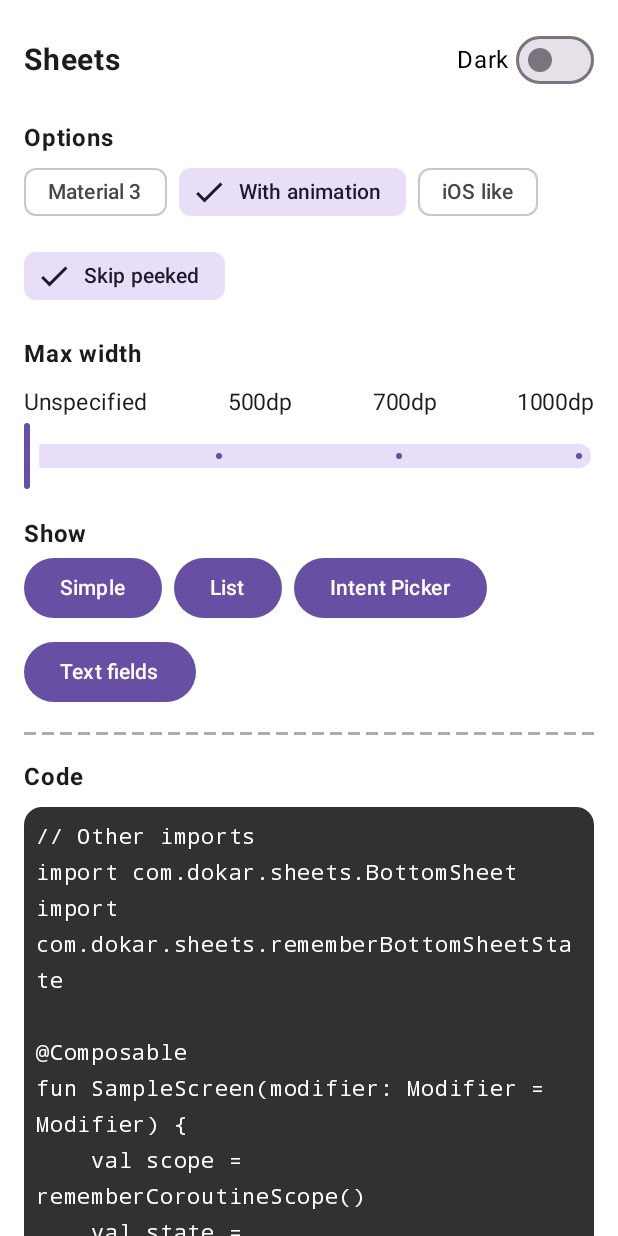
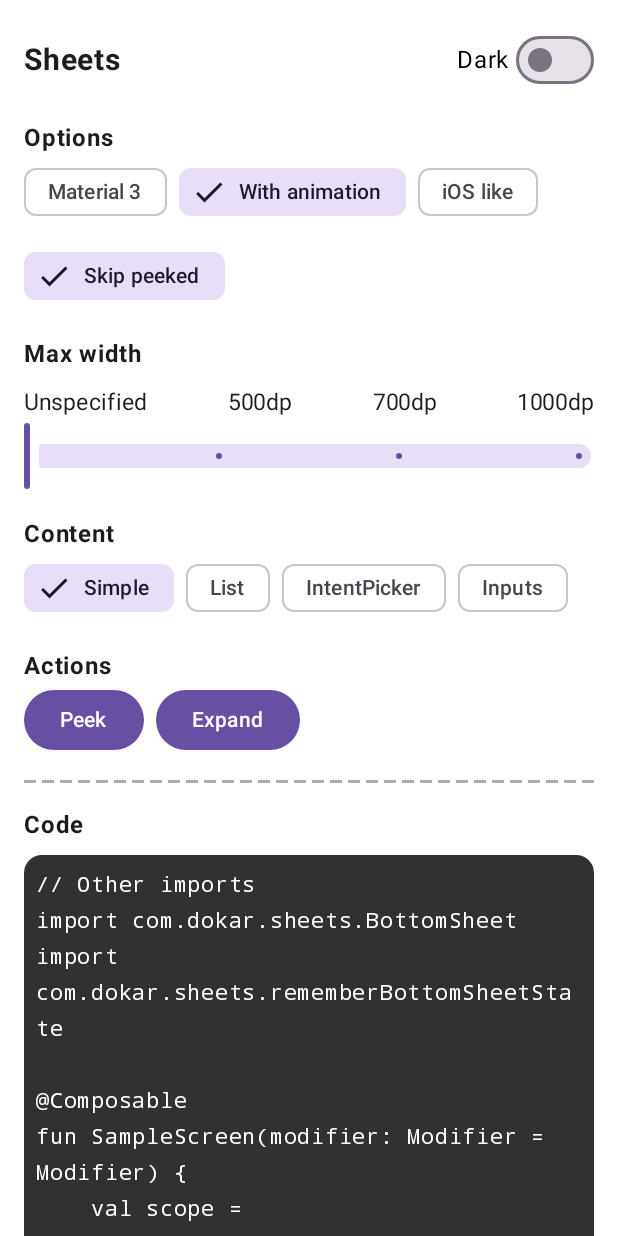
Before and after one commit to dokar3/sheets, an Android app built with Jetpack Compose: the screen it shows after launch (MainActivity), on a phone screen of 412 x 824 dp. Run offline under Robolectric (Android 15) with nearby library versions, the phone set to English and light mode, and no system bars.

Commit message:
Improve sample

```diff
--- a/sample/src/commonMain/kotlin/com/dokar/sheets/sample/SampleScreen.kt
+++ b/sample/src/commonMain/kotlin/com/dokar/sheets/sample/SampleScreen.kt
@@ -98,11 +98,6 @@ internal fun SampleScreen(
 
     val topInset = with(density) { WindowInsets.statusBars.getTop(this).toDp() }
 
-    fun showType(type: SheetContentType) {
-        contentType = type
-        scope.launch { state.expand(animate = withAnimation) }
-    }
-
     Material3Surface(
         isDarkTheme = isDarkTheme,
         backgroundColor = Color.Black,
@@ -196,26 +191,34 @@ internal fun SampleScreen(
 
                 Spacer(Modifier.height(16.dp))
 
-                Text(text = "Show", fontWeight = FontWeight.Bold)
+                Text(text = "Content", fontWeight = FontWeight.Bold)
 
                 FlowRow(
                     horizontalArrangement = Arrangement.spacedBy(8.dp),
                     verticalArrangement = Arrangement.spacedBy(8.dp),
                 ) {
-                    Button(onClick = { showType(SheetContentType.Simple) }) {
-                        Text("Simple")
+                    for (type in SheetContentType.entries) {
+                        SheetOptionChip(
+                            selected = type == contentType,
+                            onClick = { contentType = type },
+                            label = { Text(type.name) }
+                        )
+                    }
+                }
+                Spacer(Modifier.height(16.dp))
+
+                Text(text = "Actions", fontWeight = FontWeight.Bold)
+
+                FlowRow(
+                    horizontalArrangement = Arrangement.spacedBy(8.dp),
+                    verticalArrangement = Arrangement.spacedBy(8.dp),
+                ) {
+                    Button(onClick = { scope.launch { state.peek(animate = withAnimation) } }) {
+                        Text("Peek")
                     }
 
-                    Button(onClick = { showType(SheetContentType.List) }) {
-                        Text("List")
-                    }
-
-                    Button(onClick = { showType(SheetContentType.IntentPicker) }) {
-                        Text("Intent Picker")
-                    }
-
-                    Button(onClick = { showType(SheetContentType.Inputs) }) {
-                        Text("Text fields")
+                    Button(onClick = { scope.launch { state.expand(animate = withAnimation) } }) {
+                        Text("Expand")
                     }
                 }
 
```
